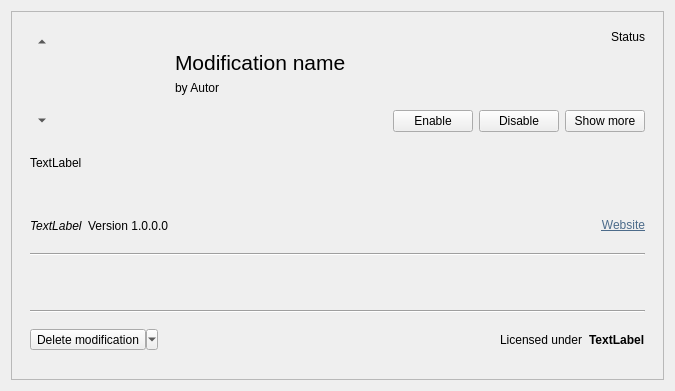
The window that src/modmanagerwidgetitem.ui (kriana/SilVerPLuM) describes before a commit, drawn with Qt 5.
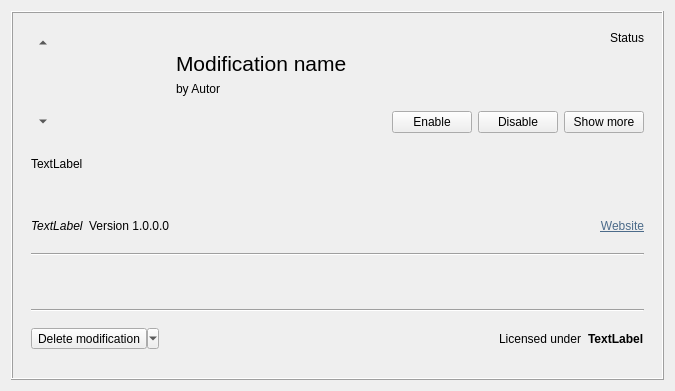
The same window after the commit. Icons and pictures are not drawn. Custom widgets are drawn as their Qt base class.

```diff
--- a/src/modmanagerwidgetitem.ui
+++ b/src/modmanagerwidgetitem.ui
@@ -20,7 +20,7 @@
    <item>
     <widget class="QFrame" name="frame">
      <property name="frameShape">
-      <enum>QFrame::StyledPanel</enum>
+      <enum>QFrame::Box</enum>
      </property>
      <property name="frameShadow">
       <enum>QFrame::Raised</enum>
```
